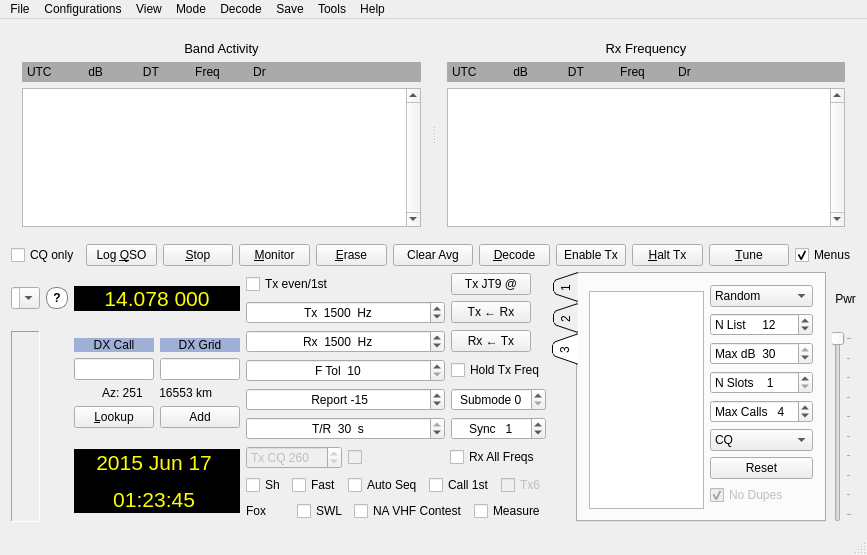
This is mainwindow.ui in saitohirga/WSJT-X as Qt 5 draws it before an edit. The edited form follows.
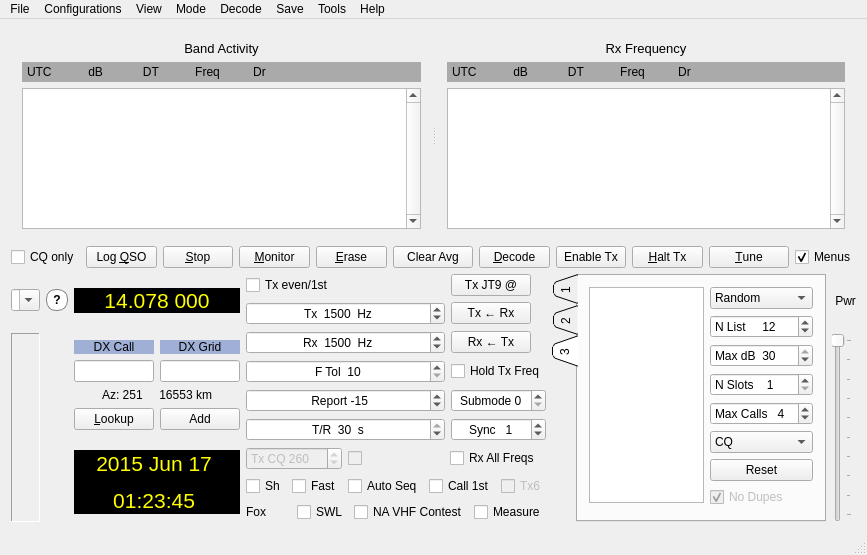
This is the edited form. The open tabs and pages were chosen to show the change. Custom widgets are drawn as their Qt base class.

Commit message: Remove a number of unused or unnecessary items in mainwindow.ui.

Patch:
```diff
--- a/mainwindow.ui
+++ b/mainwindow.ui
@@ -603,202 +603,77 @@
              </property>
              <item>
               <layout class="QGridLayout" name="gridLayout_3">
-               <item row="7" column="0">
-                <widget class="QSpinBox" name="rptSpinBox">
-                 <property name="toolTip">
-                  <string>&lt;html&gt;&lt;head/&gt;&lt;body&gt;&lt;p&gt;Signal report: Signal-to-noise ratio in 2500 Hz reference bandwidth (dB).&lt;/p&gt;&lt;/body&gt;&lt;/html&gt;</string>
-                 </property>
-                 <property name="alignment">
-                  <set>Qt::AlignCenter</set>
-                 </property>
-                 <property name="prefix">
-                  <string> Report </string>
-                 </property>
-                 <property name="minimum">
-                  <number>-50</number>
-                 </property>
-                 <property name="maximum">
-                  <number>49</number>
-                 </property>
-                 <property name="value">
-                  <number>-15</number>
-                 </property>
-                </widget>
-               </item>
                <item row="3" column="1">
-                <widget class="QPushButton" name="pbR2T">
-                 <property name="sizePolicy">
-                  <sizepolicy hsizetype="Maximum" vsizetype="Fixed">
-                   <horstretch>0</horstretch>
-                   <verstretch>0</verstretch>
-                  </sizepolicy>
-                 </property>
+                <widget class="QCheckBox" name="cbHoldTxFreq">
                  <property name="toolTip">
-                  <string>Set Tx frequency to Rx Frequency</string>
+                  <string>&lt;html&gt;&lt;head/&gt;&lt;body&gt;&lt;p&gt;Check to keep Tx frequency fixed when double-clicking on decoded text.&lt;/p&gt;&lt;/body&gt;&lt;/html&gt;</string>
                  </property>
                  <property name="text">
-                  <string>Tx ← Rx</string>
+                  <string>Hold Tx Freq</string>
                  </property>
                 </widget>
                </item>
-               <item row="5" column="0">
-                <widget class="HintedSpinBox" name="sbFtol">
-                 <property name="toolTip">
-                  <string>Frequency tolerance (Hz)</string>
-                 </property>
-                 <property name="alignment">
-                  <set>Qt::AlignCenter</set>
-                 </property>
-                 <property name="prefix">
-                  <string>F Tol  </string>
-                 </property>
-                 <property name="minimum">
-                  <number>10</number>
-                 </property>
-                 <property name="maximum">
-                  <number>1000</number>
-                 </property>
-                 <property name="value">
-                  <number>10</number>
-                 </property>
-                </widget>
+               <item row="7" column="0" colspan="2">
+                <layout class="QHBoxLayout" name="horizontalLayout_5">
+                 <item>
+                  <widget class="QCheckBox" name="cbShMsgs">
+                   <property name="toolTip">
+                    <string>&lt;html&gt;&lt;head/&gt;&lt;body&gt;&lt;p&gt;Check to use short-format messages.&lt;/p&gt;&lt;/body&gt;&lt;/html&gt;</string>
+                   </property>
+                   <property name="text">
+                    <string>Sh</string>
+                   </property>
+                  </widget>
+                 </item>
+                 <item>
+                  <widget class="QCheckBox" name="cbFast9">
+                   <property name="toolTip">
+                    <string>&lt;html&gt;&lt;head/&gt;&lt;body&gt;&lt;p&gt;Check to enable JT9 fast modes&lt;/p&gt;&lt;/body&gt;&lt;/html&gt;</string>
+                   </property>
+                   <property name="text">
+                    <string>Fast</string>
+                   </property>
+                  </widget>
+                 </item>
+                 <item>
+                  <widget class="QCheckBox" name="cbAutoSeq">
+                   <property name="toolTip">
+                    <string>&lt;html&gt;&lt;head/&gt;&lt;body&gt;&lt;p&gt;Check to enable automatic sequencing of Tx messages based on received messages.&lt;/p&gt;&lt;/body&gt;&lt;/html&gt;</string>
+                   </property>
+                   <property name="text">
+                    <string>Auto Seq</string>
+                   </property>
+                  </widget>
+                 </item>
+                 <item>
+                  <widget class="QCheckBox" name="cbFirst">
+                   <property name="toolTip">
+                    <string>&lt;html&gt;&lt;head/&gt;&lt;body&gt;&lt;p&gt;Check to call the first decoded responder to my CQ.&lt;/p&gt;&lt;/body&gt;&lt;/html&gt;</string>
+                   </property>
+                   <property name="text">
+                    <string>Call 1st</string>
+                   </property>
+                  </widget>
+                 </item>
+                 <item>
+                  <widget class="QCheckBox" name="cbTx6">
+                   <property name="enabled">
+                    <bool>false</bool>
+                   </property>
+                   <property name="toolTip">
+                    <string>Check to generate &quot;@1250  (SEND MSGS)&quot; in Tx6.</string>
+                   </property>
+                   <property name="text">
+                    <string>Tx6</string>
+                   </property>
+                  </widget>
+                 </item>
+                </layout>
                </item>
-               <item row="9" column="0">
-                <widget class="RestrictedSpinBox" name="sbTR">
+               <item row="2" column="0">
+                <widget class="QSpinBox" name="RxFreqSpinBox">
                  <property name="toolTip">
-                  <string>&lt;html&gt;&lt;head/&gt;&lt;body&gt;&lt;p&gt;Tx/Rx or Frequency calibration sequence length&lt;/p&gt;&lt;/body&gt;&lt;/html&gt;</string>
-                 </property>
-                 <property name="alignment">
-                  <set>Qt::AlignCenter</set>
-                 </property>
-                 <property name="suffix">
-                  <string>  s</string>
-                 </property>
-                 <property name="prefix">
-                  <string>T/R  </string>
-                 </property>
-                 <property name="minimum">
-                  <number>5</number>
-                 </property>
-                 <property name="maximum">
-                  <number>30</number>
-                 </property>
-                 <property name="value">
-                  <number>30</number>
-                 </property>
-                </widget>
-               </item>
-               <item row="1" column="1">
-                <widget class="QPushButton" name="pbTxMode">
-                 <property name="enabled">
-                  <bool>true</bool>
-                 </property>
-                 <property name="sizePolicy">
-                  <sizepolicy hsizetype="Maximum" vsizetype="Fixed">
-                   <horstretch>0</horstretch>
-                   <verstretch>0</verstretch>
-                  </sizepolicy>
-                 </property>
-                 <property name="toolTip">
-                  <string>Toggle Tx mode</string>
-                 </property>
-                 <property name="text">
-                  <string>Tx JT9 @</string>
-                 </property>
-                </widget>
-               </item>
-               <item row="13" column="0" rowspan="2" colspan="2">
-                <widget class="QWidget" name="VHFControls_widget" native="true">
-                 <layout class="QGridLayout" name="gridLayout_8">
-                  <property name="leftMargin">
-                   <number>0</number>
-                  </property>
-                  <property name="topMargin">
-                   <number>0</number>
-                  </property>
-                  <property name="rightMargin">
-                   <number>0</number>
-                  </property>
-                  <property name="bottomMargin">
-                   <number>0</number>
-                  </property>
-                  <item row="1" column="0" colspan="2">
-                   <layout class="QHBoxLayout" name="horizontalLayout_5">
-                    <item>
-                     <widget class="QCheckBox" name="cbShMsgs">
-                      <property name="toolTip">
-                       <string>&lt;html&gt;&lt;head/&gt;&lt;body&gt;&lt;p&gt;Check to use short-format messages.&lt;/p&gt;&lt;/body&gt;&lt;/html&gt;</string>
-                      </property>
-                      <property name="text">
-                       <string>Sh</string>
-                      </property>
-                     </widget>
-                    </item>
-                    <item>
-                     <widget class="QCheckBox" name="cbFast9">
-                      <property name="toolTip">
-                       <string>&lt;html&gt;&lt;head/&gt;&lt;body&gt;&lt;p&gt;Check to enable JT9 fast modes&lt;/p&gt;&lt;/body&gt;&lt;/html&gt;</string>
-                      </property>
-                      <property name="text">
-                       <string>Fast</string>
-                      </property>
-                     </widget>
-                    </item>
-                    <item>
-                     <widget class="QCheckBox" name="cbAutoSeq">
-                      <property name="toolTip">
-                       <string>&lt;html&gt;&lt;head/&gt;&lt;body&gt;&lt;p&gt;Check to enable automatic sequencing of Tx messages based on received messages.&lt;/p&gt;&lt;/body&gt;&lt;/html&gt;</string>
-                      </property>
-                      <property name="text">
-                       <string>Auto Seq</string>
-                      </property>
-                     </widget>
-                    </item>
-                    <item>
-                     <widget class="QCheckBox" name="cbFirst">
-                      <property name="toolTip">
-                       <string>&lt;html&gt;&lt;head/&gt;&lt;body&gt;&lt;p&gt;Check to call the first decoded responder to my CQ.&lt;/p&gt;&lt;/body&gt;&lt;/html&gt;</string>
-                      </property>
-                      <property name="text">
-                       <string>Call 1st</string>
-                      </property>
-                     </widget>
-                    </item>
-                    <item>
-                     <widget class="QCheckBox" name="cbTx6">
-                      <property name="enabled">
-                       <bool>false</bool>
-                      </property>
-                      <property name="toolTip">
-                       <string>Check to generate &quot;@1250  (SEND MSGS)&quot; in Tx6.</string>
-                      </property>
-                      <property name="text">
-                       <string>Tx6</string>
-                      </property>
-                     </widget>
-                    </item>
-                   </layout>
-                  </item>
-                 </layout>
-                </widget>
-               </item>
-               <item row="17" column="0">
-                <spacer name="verticalSpacer_4">
-                 <property name="orientation">
-                  <enum>Qt::Vertical</enum>
-                 </property>
-                 <property name="sizeHint" stdset="0">
-                  <size>
-                   <width>20</width>
-                   <height>40</height>
-                  </size>
-                 </property>
-                </spacer>
-               </item>
-               <item row="3" column="0">
-                <widget class="QSpinBox" name="TxFreqSpinBox">
-                 <property name="toolTip">
-                  <string>Audio Tx frequency</string>
+                  <string>Audio Rx frequency</string>
                  </property>
                  <property name="alignment">
                   <set>Qt::AlignCenter</set>
@@ -807,7 +682,7 @@
                   <string>  Hz</string>
                  </property>
                  <property name="prefix">
-                  <string>Tx  </string>
+                  <string>Rx  </string>
                  </property>
                  <property name="minimum">
                   <number>200</number>
@@ -820,24 +695,23 @@
                  </property>
                 </widget>
                </item>
+               <item row="2" column="1">
+                <widget class="QPushButton" name="pbT2R">
+                 <property name="sizePolicy">
+                  <sizepolicy hsizetype="Maximum" vsizetype="Fixed">
+                   <horstretch>0</horstretch>
+                   <verstretch>0</verstretch>
+                  </sizepolicy>
+                 </property>
+                 <property name="toolTip">
+                  <string>Set Rx frequency to Tx Frequency</string>
+                 </property>
+                 <property name="text">
+                  <string>Rx ← Tx</string>
+                 </property>
+                </widget>
+               </item>
                <item row="5" column="1">
-                <layout class="QHBoxLayout" name="horizontalLayout_4">
-                 <property name="spacing">
-                  <number>5</number>
-                 </property>
-                 <item>
-                  <widget class="QCheckBox" name="cbHoldTxFreq">
-                   <property name="toolTip">
-                    <string>&lt;html&gt;&lt;head/&gt;&lt;body&gt;&lt;p&gt;Check to keep Tx frequency fixed when double-clicking on decoded text.&lt;/p&gt;&lt;/body&gt;&lt;/html&gt;</string>
-                   </property>
-                   <property name="text">
-                    <string>Hold Tx Freq</string>
-                   </property>
-                  </widget>
-                 </item>
-                </layout>
-               </item>
-               <item row="9" column="1">
                 <widget class="QSpinBox" name="syncSpinBox">
                  <property name="toolTip">
                   <string>&lt;html&gt;&lt;head/&gt;&lt;body&gt;&lt;p&gt;Synchronizing threshold.  Lower numbers accept weaker sync signals.&lt;/p&gt;&lt;/body&gt;&lt;/html&gt;</string>
@@ -860,60 +734,6 @@
                 </widget>
                </item>
                <item row="4" column="1">
-                <widget class="QPushButton" name="pbT2R">
-                 <property name="sizePolicy">
-                  <sizepolicy hsizetype="Maximum" vsizetype="Fixed">
-                   <horstretch>0</horstretch>
-                   <verstretch>0</verstretch>
-                  </sizepolicy>
-                 </property>
-                 <property name="toolTip">
-                  <string>Set Rx frequency to Tx Frequency</string>
-                 </property>
-                 <property name="text">
-                  <string>Rx ← Tx</string>
-                 </property>
-                </widget>
-               </item>
-               <item row="4" column="0">
-                <widget class="QSpinBox" name="RxFreqSpinBox">
-                 <property name="toolTip">
-                  <string>Audio Rx frequency</string>
-                 </property>
-                 <property name="alignment">
-                  <set>Qt::AlignCenter</set>
-                 </property>
-                 <property name="suffix">
-                  <string>  Hz</string>
-                 </property>
-                 <property name="prefix">
-                  <string>Rx  </string>
-                 </property>
-                 <property name="minimum">
-                  <number>200</number>
-                 </property>
-                 <property name="maximum">
-                  <number>5000</number>
-                 </property>
-                 <property name="value">
-                  <number>1500</number>
-                 </property>
-                </widget>
-               </item>
-               <item row="0" column="0">
-                <spacer name="verticalSpacer">
-                 <property name="orientation">
-                  <enum>Qt::Vertical</enum>
-                 </property>
-                 <property name="sizeHint" stdset="0">
-                  <size>
-                   <width>20</width>
-                   <height>40</height>
-                  </size>
-                 </property>
-                </spacer>
-               </item>
-               <item row="7" column="1">
                 <widget class="LettersSpinBox" name="sbSubmode">
                  <property name="toolTip">
                   <string>&lt;html&gt;&lt;head/&gt;&lt;body&gt;&lt;p&gt;Submode determines tone spacing; A is narrowest.&lt;/p&gt;&lt;/body&gt;&lt;/html&gt;</string>
@@ -932,7 +752,7 @@
                  </property>
                 </widget>
                </item>
-               <item row="1" column="0">
+               <item row="0" column="0">
                 <widget class="QCheckBox" name="txFirstCheckBox">
                  <property name="toolTip">
                   <string>&lt;html&gt;&lt;head/&gt;&lt;body&gt;&lt;p&gt;Check to Tx in even-numbered minutes or sequences, starting at 0; uncheck for odd sequences.&lt;/p&gt;&lt;/body&gt;&lt;/html&gt;</string>
@@ -942,7 +762,7 @@
                  </property>
                 </widget>
                </item>
-               <item row="10" column="0" colspan="2">
+               <item row="6" column="0" colspan="2">
                 <layout class="QHBoxLayout" name="horizontalLayout_11">
                  <item>
                   <widget class="QSpinBox" name="sbCQTxFreq">
@@ -988,7 +808,7 @@
                  </item>
                 </layout>
                </item>
-               <item row="15" column="0" colspan="2">
+               <item row="8" column="0" colspan="2">
                 <layout class="QHBoxLayout" name="horizontalLayout_15">
                  <item>
                   <widget class="QLabel" name="labDXped">
@@ -1029,6 +849,135 @@
                  </item>
                 </layout>
                </item>
+               <item row="3" column="0">
+                <widget class="HintedSpinBox" name="sbFtol">
+                 <property name="toolTip">
+                  <string>Frequency tolerance (Hz)</string>
+                 </property>
+                 <property name="alignment">
+                  <set>Qt::AlignCenter</set>
+                 </property>
+                 <property name="prefix">
+                  <string>F Tol  </string>
+                 </property>
+                 <property name="minimum">
+                  <number>10</number>
+                 </property>
+                 <property name="maximum">
+                  <number>1000</number>
+                 </property>
+                 <property name="value">
+                  <number>10</number>
+                 </property>
+                </widget>
+               </item>
+               <item row="4" column="0">
+                <widget class="QSpinBox" name="rptSpinBox">
+                 <property name="toolTip">
+                  <string>&lt;html&gt;&lt;head/&gt;&lt;body&gt;&lt;p&gt;Signal report: Signal-to-noise ratio in 2500 Hz reference bandwidth (dB).&lt;/p&gt;&lt;/body&gt;&lt;/html&gt;</string>
+                 </property>
+                 <property name="alignment">
+                  <set>Qt::AlignCenter</set>
+                 </property>
+                 <property name="prefix">
+                  <string> Report </string>
+                 </property>
+                 <property name="minimum">
+                  <number>-50</number>
+                 </property>
+                 <property name="maximum">
+                  <number>49</number>
+                 </property>
+                 <property name="value">
+                  <number>-15</number>
+                 </property>
+                </widget>
+               </item>
+               <item row="1" column="1">
+                <widget class="QPushButton" name="pbR2T">
+                 <property name="sizePolicy">
+                  <sizepolicy hsizetype="Maximum" vsizetype="Fixed">
+                   <horstretch>0</horstretch>
+                   <verstretch>0</verstretch>
+                  </sizepolicy>
+                 </property>
+                 <property name="toolTip">
+                  <string>Set Tx frequency to Rx Frequency</string>
+                 </property>
+                 <property name="text">
+                  <string>Tx ← Rx</string>
+                 </property>
+                </widget>
+               </item>
+               <item row="5" column="0">
+                <widget class="RestrictedSpinBox" name="sbTR">
+                 <property name="toolTip">
+                  <string>&lt;html&gt;&lt;head/&gt;&lt;body&gt;&lt;p&gt;Tx/Rx or Frequency calibration sequence length&lt;/p&gt;&lt;/body&gt;&lt;/html&gt;</string>
+                 </property>
+                 <property name="alignment">
+                  <set>Qt::AlignCenter</set>
+                 </property>
+                 <property name="suffix">
+                  <string>  s</string>
+                 </property>
+                 <property name="prefix">
+                  <string>T/R  </string>
+                 </property>
+                 <property name="minimum">
+                  <number>5</number>
+                 </property>
+                 <property name="maximum">
+                  <number>30</number>
+                 </property>
+                 <property name="value">
+                  <number>30</number>
+                 </property>
+                </widget>
+               </item>
+               <item row="0" column="1">
+                <widget class="QPushButton" name="pbTxMode">
+                 <property name="enabled">
+                  <bool>true</bool>
+                 </property>
+                 <property name="sizePolicy">
+                  <sizepolicy hsizetype="Maximum" vsizetype="Fixed">
+                   <horstretch>0</horstretch>
+                   <verstretch>0</verstretch>
+                  </sizepolicy>
+                 </property>
+                 <property name="toolTip">
+                  <string>Toggle Tx mode</string>
+                 </property>
+                 <property name="text">
+                  <string>Tx JT9 @</string>
+                 </property>
+                </widget>
+               </item>
+               <item row="1" column="0">
+                <widget class="QSpinBox" name="TxFreqSpinBox">
+                 <property name="toolTip">
+                  <string>Audio Tx frequency</string>
+                 </property>
+                 <property name="alignment">
+                  <set>Qt::AlignCenter</set>
+                 </property>
+                 <property name="suffix">
+                  <string>  Hz</string>
+                 </property>
+                 <property name="prefix">
+                  <string>Tx  </string>
+                 </property>
+                 <property name="minimum">
+                  <number>200</number>
+                 </property>
+                 <property name="maximum">
+                  <number>5000</number>
+                 </property>
+                 <property name="value">
+                  <number>1500</number>
+                 </property>
+                </widget>
+               </item>
               </layout>
              </item>
              <item>
@@ -1036,7 +985,7 @@
                <property name="minimumSize">
                 <size>
                  <width>0</width>
-                 <height>250</height>
+                 <height>0</height>
                 </size>
                </property>
                <property name="tabPosition">
@@ -1622,47 +1571,6 @@
                 <layout class="QGridLayout" name="gridLayout_11">
                  <item row="0" column="1" rowspan="2">
                   <layout class="QGridLayout" name="gridLayout_10">
-                   <item row="3" column="0">
-                    <widget class="QSpinBox" name="sbNslots">
-                     <property name="sizePolicy">
-                      <sizepolicy hsizetype="Expanding" vsizetype="Fixed">
-                       <horstretch>0</horstretch>
-                       <verstretch>0</verstretch>
-                      </sizepolicy>
-                     </property>
-                     <property name="maximumSize">
-                      <size>
-                       <width>16777215</width>
-                       <height>16777215</height>
-                      </size>
-                     </property>
-                     <property name="suffix">
-                      <string/>
-                     </property>
-                     <property name="prefix">
-                      <string>N Slots    </string>
-                     </property>
-                     <property name="minimum">
-                      <number>1</number>
-                     </property>
-                     <property name="maximum">
-                      <number>5</number>
-                     </property>
-                     <property name="value">
-                      <number>1</number>
-                     </property>
-                     <property name="displayIntegerBase">
-                      <number>10</number>
-                     </property>
-                    </widget>
-                   </item>
-                   <item row="6" column="0">
-                    <widget class="QPushButton" name="pbFoxReset">
-                     <property name="text">
-                      <string>Reset</string>
-                     </property>
-                    </widget>
-                   </item>
                    <item row="1" column="0">
                     <widget class="QSpinBox" name="sbNlist">
                      <property name="sizePolicy">
@@ -1691,18 +1599,74 @@
                      </property>
                     </widget>
                    </item>
-                   <item row="8" column="0">
-                    <spacer name="verticalSpacer_5">
-                     <property name="orientation">
-                      <enum>Qt::Vertical</enum>
+                   <item row="6" column="0">
+                    <widget class="QPushButton" name="pbFoxReset">
+                     <property name="text">
+                      <string>Reset</string>
                      </property>
-                     <property name="sizeHint" stdset="0">
+                    </widget>
+                   </item>
+                   <item row="3" column="0">
+                    <widget class="QSpinBox" name="sbNslots">
+                     <property name="sizePolicy">
+                      <sizepolicy hsizetype="Expanding" vsizetype="Fixed">
+                       <horstretch>0</horstretch>
+                       <verstretch>0</verstretch>
+                      </sizepolicy>
+                     </property>
+                     <property name="maximumSize">
                       <size>
-                       <width>20</width>
-                       <height>40</height>
+                       <width>16777215</width>
+                       <height>16777215</height>
                       </size>
                      </property>
-                    </spacer>
+                     <property name="suffix">
+                      <string/>
+                     </property>
+                     <property name="prefix">
+                      <string>N Slots    </string>
+                     </property>
+                     <property name="minimum">
+                      <number>1</number>
+                     </property>
+                     <property name="maximum">
+                      <number>5</number>
+                     </property>
+                     <property name="value">
+                      <number>1</number>
+                     </property>
+                     <property name="displayIntegerBase">
+                      <number>10</number>
+                     </property>
+                    </widget>
+                   </item>
+                   <item row="2" column="0">
+                    <widget class="QSpinBox" name="sbMax_dB">
+                     <property name="sizePolicy">
+                      <sizepolicy hsizetype="Expanding" vsizetype="Fixed">
+                       <horstretch>0</horstretch>
+                       <verstretch>0</verstretch>
+                      </sizepolicy>
+                     </property>
+                     <property name="maximumSize">
+                      <size>
+                       <width>16777215</width>
+                       <height>16777215</height>
+                      </size>
+                     </property>
+                     <property name="prefix">
+                      <string>Max dB  </string>
+                     </property>
+                     <property name="minimum">
+                      <number>-15</number>
+                     </property>
+                     <property name="maximum">
+                      <number>30</number>
+                     </property>
+                     <property name="value">
+                      <number>30</number>
+                     </property>
+                    </widget>
                    </item>
                    <item row="5" column="0">
                     <widget class="QComboBox" name="comboBoxCQ">
@@ -1798,8 +1762,21 @@
                      </item>
                     </widget>
                    </item>
-                   <item row="2" column="0">
-                    <widget class="QSpinBox" name="sbMax_dB">
+                   <item row="7" column="0">
+                    <widget class="QCheckBox" name="cbNoDupes">
+                     <property name="enabled">
+                      <bool>false</bool>
+                     </property>
+                     <property name="text">
+                      <string>No Dupes</string>
+                     </property>
+                     <property name="checked">
+                      <bool>true</bool>
+                     </property>
+                    </widget>
+                   </item>
+                   <item row="4" column="0">
+                    <widget class="QSpinBox" name="sbMaxCalls">
                      <property name="sizePolicy">
                       <sizepolicy hsizetype="Expanding" vsizetype="Fixed">
                        <horstretch>0</horstretch>
@@ -1813,16 +1790,16 @@
                       </size>
                      </property>
                      <property name="prefix">
-                      <string>Max dB  </string>
+                      <string>Max Calls   </string>
                      </property>
                      <property name="minimum">
-                      <number>-15</number>
+                      <number>1</number>
                      </property>
                      <property name="maximum">
-                      <number>30</number>
+                      <number>10</number>
                      </property>
                      <property name="value">
-                      <number>30</number>
+                      <number>4</number>
                      </property>
                     </widget>
                    </item>
@@ -1873,51 +1850,17 @@
                      </item>
                     </widget>
                    </item>
-                   <item row="4" column="0">
-                    <widget class="QSpinBox" name="sbMaxCalls">
-                     <property name="sizePolicy">
-                      <sizepolicy hsizetype="Expanding" vsizetype="Fixed">
-                       <horstretch>0</horstretch>
-                       <verstretch>0</verstretch>
-                      </sizepolicy>
-                     </property>
-                     <property name="maximumSize">
-                      <size>
-                       <width>16777215</width>
-                       <height>16777215</height>
-                      </size>
-                     </property>
-                     <property name="prefix">
-                      <string>Max Calls   </string>
-                     </property>
-                     <property name="minimum">
-                      <number>1</number>
-                     </property>
-                     <property name="maximum">
-                      <number>10</number>
-                     </property>
-                     <property name="value">
-                      <number>4</number>
-                     </property>
-                    </widget>
-                   </item>
-                   <item row="7" column="0">
-                    <widget class="QCheckBox" name="cbNoDupes">
-                     <property name="enabled">
-                      <bool>false</bool>
-                     </property>
-                     <property name="text">
-                      <string>No Dupes</string>
-                     </property>
-                     <property name="checked">
-                      <bool>true</bool>
-                     </property>
-                    </widget>
-                   </item>
                   </layout>
                  </item>
-                 <item row="1" column="0">
-                  <widget class="DisplayText" name="textBrowser4"/>
+                 <item row="0" column="0">
+                  <widget class="DisplayText" name="textBrowser4">
+                   <property name="maximumSize">
+                    <size>
+                     <width>16777215</width>
+                     <height>16777215</height>
+                    </size>
+                   </property>
+                  </widget>
                  </item>
                 </layout>
                </widget>
```
Left out of the diff: 1 changed line with no effect on the pictures. The commit also changes 1 other file.
